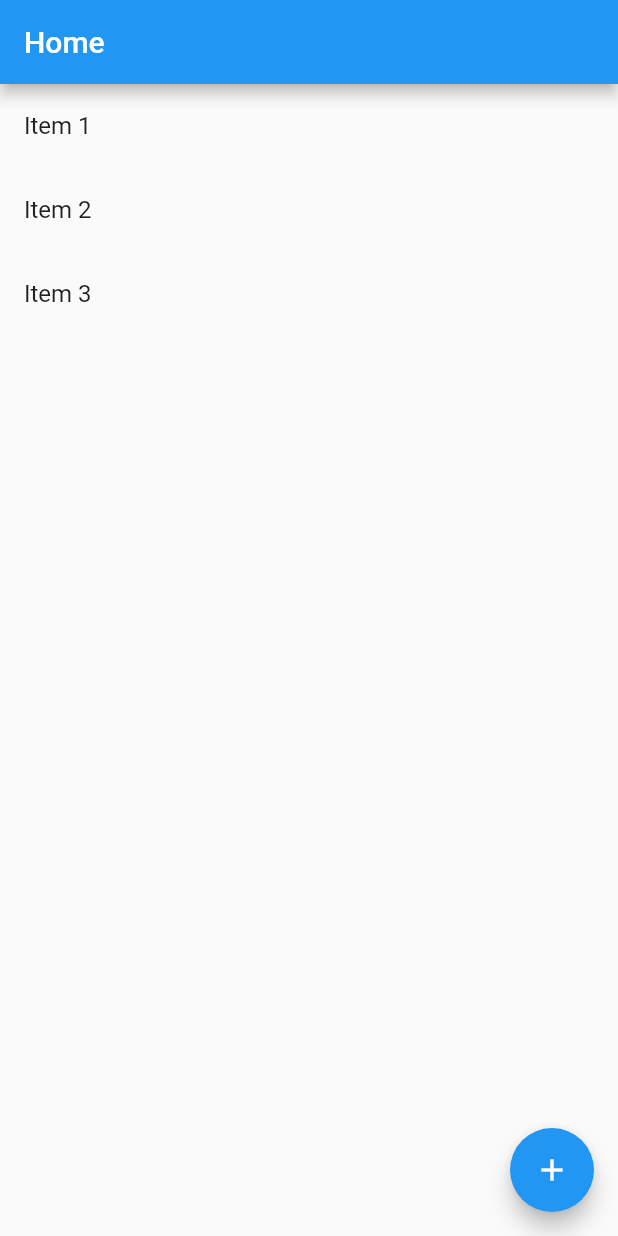
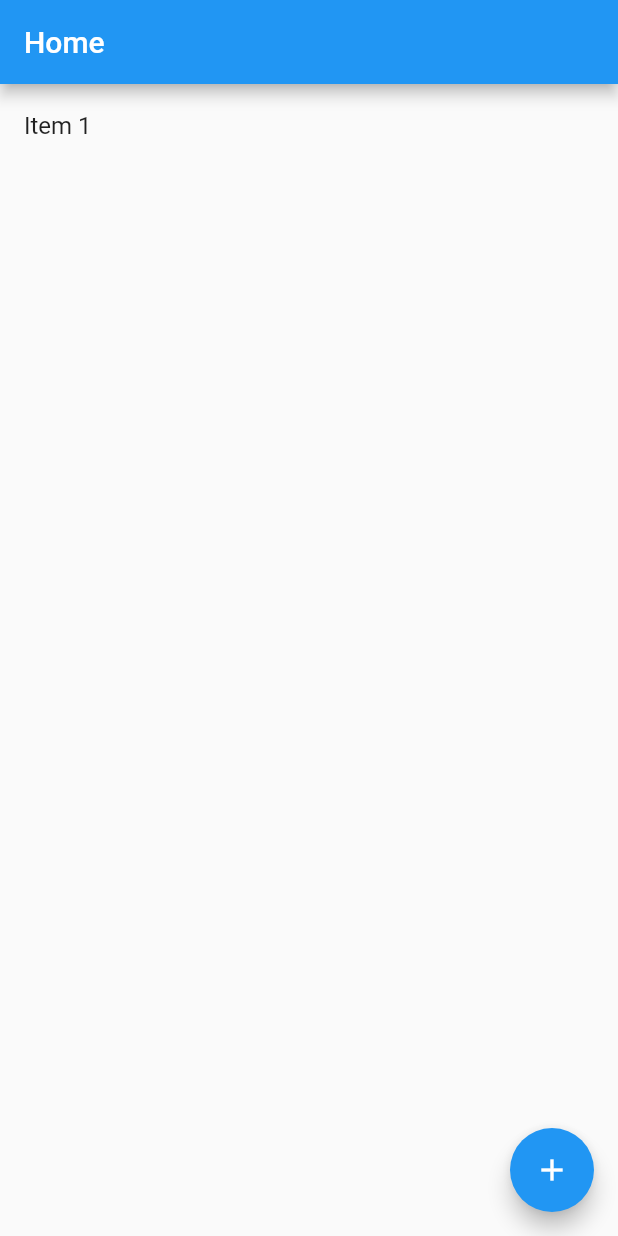
Before and after one commit to Baseflow/flutter_state_management_demo, a Flutter app: the screen it shows after launch, after a tap on the "add" icon, on a phone screen of 412 x 824 dp. Run offline on Flutter 3.47's test engine with Material 2 defaults, Android fonts, the phone set to English and light mode, and no system bars.

Commit message:
converted to stateful todo list

```diff
--- a/lib/home_page.dart
+++ b/lib/home_page.dart
@@ -1,14 +1,14 @@
 import 'package:flutter/material.dart';
 
-class HomePage extends StatelessWidget {
-  HomePage({super.key})
-      : _todoItems = [
-          'Item 1',
-          'Item 2',
-          'Item 3',
-        ];
+class HomePage extends StatefulWidget {
+  const HomePage({super.key});
 
-  final List<String> _todoItems;
+  @override
+  State<HomePage> createState() => _HomePageState();
+}
+
+class _HomePageState extends State<HomePage> {
+  final List<String> _todoItems = [];
 
   @override
   Widget build(BuildContext context) {
@@ -27,7 +27,9 @@ class HomePage extends StatelessWidget {
       ),
       floatingActionButton: FloatingActionButton(
         onPressed: () {
-          _todoItems.add('Item ${_todoItems.length + 1}');
+          setState(() {
+            _todoItems.add('Item ${_todoItems.length + 1}');
+          });
         },
         tooltip: 'Add Todo',
         child: const Icon(Icons.add),
```
